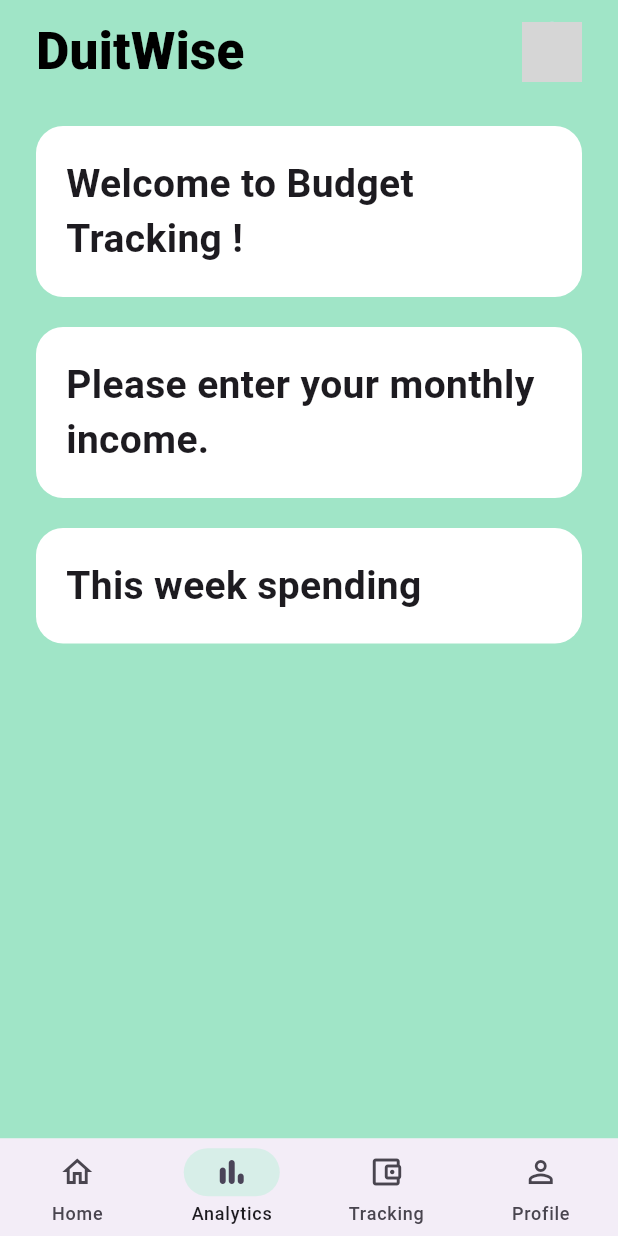
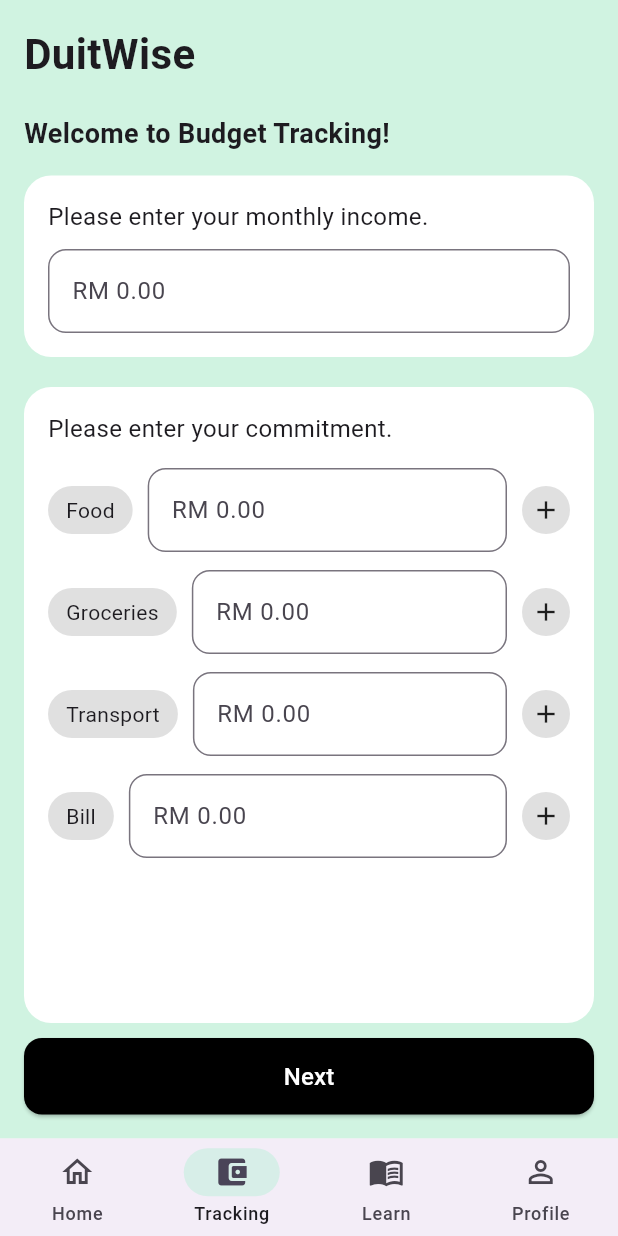
Before and after one commit to adamrujhan/DuitWise-CAT304, a Flutter app: the screen it shows once a user with an empty profile is signed in, item 2 of the bottom bar chosen, on a phone screen of 412 x 824 dp. Run offline on Flutter 3.47's test engine with Material 3 defaults, Android fonts, the phone set to English and light mode, and no system bars; our stand-ins replace firebase_auth, firebase_core, fl_chart, flutter_riverpod, go_router, shared_preferences; accounts and stored records are empty; network calls fail; grey boxes are pictures that could not be loaded.

Commit message:
added budget setup

```diff
--- a/duitwise_app/lib/core/routing/routes.dart
+++ b/duitwise_app/lib/core/routing/routes.dart
@@ -1,5 +1,7 @@
 import 'package:duitwise_app/modules/platform_management/view/home_page.dart';
 import 'package:duitwise_app/modules/financial_tracking/budget_page.dart';
+import 'package:duitwise_app/modules/financial_tracking/budget_setup_page.dart';
+
 
 import 'package:duitwise_app/modules/onboarding/view/start_page.dart';
 import 'package:duitwise_app/modules/auth/view/sign_in_page.dart';
@@ -65,8 +67,9 @@ final routerProvider = Provider<GoRouter>((ref) {
           ),
           GoRoute(
             path: '/budget',
-            builder: (_, _) => const BudgetPage(),
-          ), // TODO: add analytics page
+            builder: (_, _) => const BudgetSetupPage(),
+          ),
+          // TODO: add analytics page
           // TODO add profile page
           // GoRoute(
           //   path: '/analytics',
--- a/duitwise_app/lib/modules/financial_tracking/budget_page.dart
+++ b/duitwise_app/lib/modules/financial_tracking/budget_page.dart
@@ -71,19 +71,6 @@ class BudgetPage extends StatelessWidget {
               ),
 
               const SizedBox(height: 20),
-
-              // Weekly spending card
-              RoundedCard(
-                child: Padding(
-                  padding: const EdgeInsets.all(20),
-                  child: const Text(
-                    "This week spending",
-                    style: TextStyle(fontSize: 26, fontWeight: FontWeight.w700),
-                  ),
-                ),
-              ),
-
-              const SizedBox(height: 120), // Scroll spacing above navbar
             ],
           ),
         ),
--- /dev/null
+++ b/duitwise_app/lib/modules/financial_tracking/budget_setup_page.dart
@@ -0,0 +1,188 @@
+import 'package:duitwise_app/core/widgets/rounded_card.dart';
+import 'package:duitwise_app/services/budget_setup_services.dart';
+import 'package:flutter/material.dart';
+
+class BudgetSetupPage extends StatefulWidget {
+  const BudgetSetupPage({super.key});
+
+  @override
+  State<BudgetSetupPage> createState() => _BudgetSetupPageState();
+}
+
+class _BudgetSetupPageState extends State<BudgetSetupPage> {
+  final TextEditingController incomeCtrl = TextEditingController();
+
+  /// Pre-filled commitment categories
+  final Map<String, TextEditingController> commitments = {
+    "Food": TextEditingController(),
+    "Groceries": TextEditingController(),
+    "Transport": TextEditingController(),
+    "Bill": TextEditingController(),
+  };
+
+  @override
+  Widget build(BuildContext context) {
+    return Scaffold(
+      backgroundColor: const Color(0xFFD0F3E1), // Mint green background
+      body: SafeArea(
+        child: Padding(
+          padding: const EdgeInsets.all(16),
+          child: Column(
+            crossAxisAlignment: CrossAxisAlignment.start,
+            children: [
+              // App title
+              const Text(
+                "DuitWise",
+                style: TextStyle(
+                  fontSize: 28,
+                  fontWeight: FontWeight.bold,
+                ),
+              ),
+              const SizedBox(height: 20),
+
+              const Text(
+                "Welcome to Budget Tracking!",
+                style: TextStyle(fontSize: 18, fontWeight: FontWeight.w600),
+              ),
+              const SizedBox(height: 15),
+
+              // ----------------------------
+              // Monthly Income Card
+              // ----------------------------
+              RoundedCard(
+                child: Padding(
+                  padding: const EdgeInsets.all(16),
+                  child: Column(
+                    crossAxisAlignment: CrossAxisAlignment.start,
+                    children: [
+                      const Text(
+                        "Please enter your monthly income.",
+                        style: TextStyle(fontSize: 16),
+                      ),
+                      const SizedBox(height: 10),
+                      TextField(
+                        controller: incomeCtrl,
+                        keyboardType: TextInputType.number,
+                        decoration: InputDecoration(
+                          hintText: "RM 0.00",
+                          border: OutlineInputBorder(
+                            borderRadius: BorderRadius.circular(12),
+                          ),
+                        ),
+                      ),
+                    ],
+                  ),
+                ),
+              ),
+
+              const SizedBox(height: 20),
+
+              // ----------------------------
+              // Commitments Card
+              // ----------------------------
+              Expanded(
+                child: RoundedCard(
+                  child: Padding(
+                    padding: const EdgeInsets.all(16),
+                    child: Column(
+                      crossAxisAlignment: CrossAxisAlignment.start,
+                      children: [
+                        const Text(
+                          "Please enter your commitment.",
+                          style: TextStyle(fontSize: 16),
+                        ),
+                        const SizedBox(height: 15),
+
+                        Expanded(
+                          child: ListView(
+                            children: commitments.entries.map((entry) {
+                              return Padding(
+                                padding: const EdgeInsets.only(bottom: 12),
+                                child: Row(
+                                  children: [
+                                    // Category Tag
+                                    Container(
+                                      padding: const EdgeInsets.symmetric(
+                                          horizontal: 12, vertical: 6),
+                                      decoration: BoxDecoration(
+                                        color: Colors.grey[300],
+                                        borderRadius: BorderRadius.circular(20),
+                                      ),
+                                      child: Text(entry.key),
+                                    ),
+
+                                    const SizedBox(width: 10),
+
+                                    // Amount Input
+                                    Expanded(
+                                      child: TextField(
+                                        controller: entry.value,
+                                        keyboardType: TextInputType.number,
+                                        decoration: InputDecoration(
+                                          hintText: "RM 0.00",
+                                          border: OutlineInputBorder(
+                                            borderRadius:
+                                                BorderRadius.circular(12),
+                                          ),
+                                        ),
+                                      ),
+                                    ),
+
+                                    const SizedBox(width: 10),
+
+                                    // "+" Icon Button
+                                    Container(
+                                      width: 32,
+                                      height: 32,
+                                      decoration: BoxDecoration(
+                                        color: Colors.grey[300],
+                                        shape: BoxShape.circle,
+                                      ),
+                                      child: const Center(
+                                        child: Icon(Icons.add, size: 20),
+                                      ),
+                                    ),
+                                  ],
+                                ),
+                              );
+                            }).toList(),
+                          ),
+                        ),
+                      ],
+                    ),
+                  ),
+                ),
+              ),
+
+              const SizedBox(height: 10),
+
+              // ----------------------------
+              // Next Button
+              // ----------------------------
+              SizedBox(
+                width: double.infinity,
+                child: ElevatedButton(
+                  onPressed: () {
+                    // TODO: Save data
+                    // TODO: Navigate
+                  },
+                  style: ElevatedButton.styleFrom(
+                    padding: const EdgeInsets.symmetric(vertical: 14),
+                    backgroundColor: Colors.black,
+                    shape: RoundedRectangleBorder(
+                      borderRadius: BorderRadius.circular(12),
+                    ),
+                  ),
+                  child: const Text(
+                    "Next",
+                    style: TextStyle(fontSize: 16, color: Colors.white),
+                  ),
+                ),
+              )
+            ],
+          ),
+        ),
+      ),
+    );
+  }
+}
--- a/duitwise_app/lib/modules/platform_management/view/layout/bottom_nav_bar.dart
+++ b/duitwise_app/lib/modules/platform_management/view/layout/bottom_nav_bar.dart
@@ -38,14 +38,14 @@ class BottomNavBar extends ConsumerWidget {
           label: "Home",
         ),
         NavigationDestination(
-          icon: Icon(Icons.bar_chart_outlined),
-          selectedIcon: Icon(Icons.bar_chart_rounded),
-          label: "Analytics",
-        ),
-        NavigationDestination(
           icon: Icon(Icons.account_balance_wallet_outlined),
           selectedIcon: Icon(Icons.account_balance_wallet_rounded),
           label: "Tracking",
+        ),
+        NavigationDestination(
+          icon: Icon(Icons.menu_book_outlined),
+          selectedIcon: Icon(Icons.menu_book_rounded),
+          label: "Learn",
         ),
         NavigationDestination(
           icon: Icon(Icons.person_outline),
--- a/duitwise_app/lib/modules/platform_management/view/layout/main_shell.dart
+++ b/duitwise_app/lib/modules/platform_management/view/layout/main_shell.dart
@@ -10,7 +10,7 @@ import 'package:duitwise_app/modules/platform_management/providers/bottom_nav_pr
 
 // Feature pages
 import 'package:duitwise_app/modules/platform_management/view/home_page.dart';
-import 'package:duitwise_app/modules/financial_tracking/budget_page.dart';
+import 'package:duitwise_app/modules/financial_tracking/budget_setup_page.dart';
 
 class MainShell extends ConsumerWidget {
   final Widget child;
@@ -25,7 +25,7 @@ class MainShell extends ConsumerWidget {
     final pages = [
       const HomePage(),
       //const AnalyticsPage(),
-      const BudgetPage(),
+      const BudgetSetupPage(),
       //const ProfilePage(),
     ];
 
--- /dev/null
+++ b/duitwise_app/lib/services/budget_setup_services.dart
@@ -0,0 +1,15 @@
+import 'package:shared_preferences/shared_preferences.dart';
+
+class BudgetSetupService {
+  static const String _key = "budget_setup_complete";
+
+  static Future<bool> isCompleted() async {
+    final prefs = await SharedPreferences.getInstance();
+    return prefs.getBool(_key) ?? false;
+  }
+
+  static Future<void> setCompleted() async {
+    final prefs = await SharedPreferences.getInstance();
+    await prefs.setBool(_key, true);
+  }
+}
--- a/duitwise_app/pubspec.yaml
+++ b/duitwise_app/pubspec.yaml
@@ -24,7 +24,7 @@ dependencies:
   dio: ^5.4.0
 
   # Local storage for caching (budgets, analytics, etc.)
-  shared_preferences: ^2.3.2
+  shared_preferences: ^2.5.3
 
   # JSON serialization
   json_annotation: ^4.9.0
```
